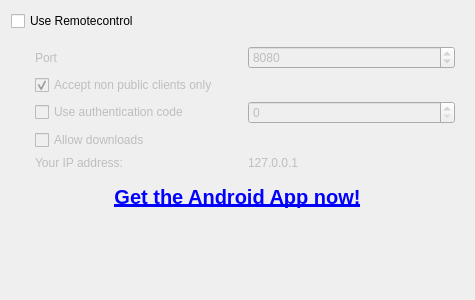
Before: the Qt Designer form src/ui/networkremotesettingspage.ui in clementine-player/Clementine, drawn with Qt 5.
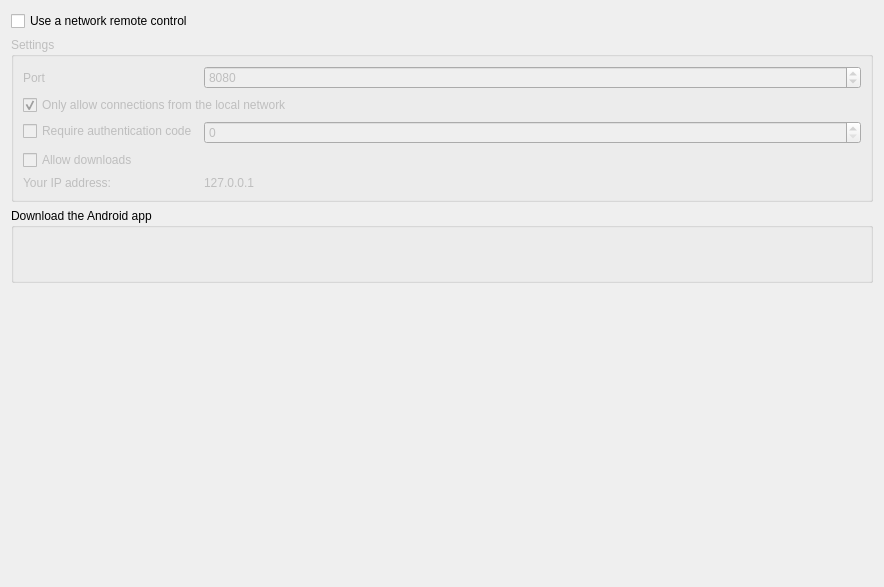
After: the same form once the commit is applied. Icons and pictures are not drawn.

Commit message: Clean up the network remote settings page, add a "Get it on Google Play" button.

What changed in the file:
```diff
--- a/src/ui/networkremotesettingspage.ui
+++ b/src/ui/networkremotesettingspage.ui
@@ -6,33 +6,31 @@
    <rect>
     <x>0</x>
     <y>0</y>
-    <width>475</width>
-    <height>300</height>
+    <width>884</width>
+    <height>587</height>
    </rect>
   </property>
   <property name="windowTitle">
    <string>Network Remote</string>
   </property>
-  <layout class="QVBoxLayout" name="verticalLayout">
+  <layout class="QVBoxLayout" name="verticalLayout_2">
    <item>
     <widget class="QCheckBox" name="use_remote">
      <property name="text">
-      <string>Use Remotecontrol</string>
+      <string>Use a network remote control</string>
      </property>
     </widget>
    </item>
    <item>
-    <widget class="QWidget" name="use_remote_container" native="true">
+    <widget class="QGroupBox" name="use_remote_container_2">
      <property name="enabled">
       <bool>false</bool>
      </property>
-     <layout class="QVBoxLayout" name="verticalLayout_5">
-      <property name="leftMargin">
-       <number>24</number>
-      </property>
-      <item>
-       <layout class="QHBoxLayout" name="horizontalLayout_5">
-        <item>
+     <property name="title">
+      <string>Settings</string>
+     </property>
+     <layout class="QFormLayout" name="formLayout">
+      <item row="0" column="0">
          <widget class="QLabel" name="label_remote_port">
           <property name="minimumSize">
            <size>
@@ -51,7 +49,7 @@
           </property>
          </widget>
         </item>
-        <item>
+      <item row="0" column="1">
          <widget class="QSpinBox" name="remote_port">
           <property name="maximum">
            <number>65535</number>
@@ -61,11 +59,7 @@
           </property>
          </widget>
         </item>
-       </layout>
-      </item>
-      <item>
-       <layout class="QHBoxLayout" name="horizontalLayout">
-        <item>
+      <item row="1" column="0" colspan="2">
          <widget class="QCheckBox" name="only_non_public_ip">
           <property name="toolTip">
            <string>Only accept connections from clients within the ip ranges:
@@ -74,28 +68,24 @@
 192.168.x.x</string>
           </property>
           <property name="text">
-           <string>Accept non public clients only</string>
+         <string>Only allow connections from the local network</string>
           </property>
           <property name="checked">
            <bool>true</bool>
           </property>
          </widget>
         </item>
-       </layout>
-      </item>
-      <item>
-       <layout class="QHBoxLayout" name="horizontalLayout_2">
-        <item>
+      <item row="2" column="0">
          <widget class="QCheckBox" name="use_auth_code">
           <property name="toolTip">
            <string>A client can connect only, if the correct code was entered.</string>
           </property>
           <property name="text">
-           <string>Use authentication code</string>
+         <string>Require authentication code</string>
           </property>
          </widget>
         </item>
-        <item>
+      <item row="2" column="1">
          <widget class="QSpinBox" name="auth_code">
           <property name="enabled">
            <bool>false</bool>
@@ -108,11 +98,7 @@
           </property>
          </widget>
         </item>
-       </layout>
-      </item>
-      <item>
-       <layout class="QHBoxLayout" name="horizontalLayout_4">
-        <item>
+      <item row="3" column="0" colspan="2">
          <widget class="QCheckBox" name="allow_downloads">
           <property name="toolTip">
            <string>Allow a client to download music from this computer.</string>
@@ -122,11 +108,7 @@
           </property>
          </widget>
         </item>
-       </layout>
-      </item>
-      <item>
-       <layout class="QHBoxLayout" name="horizontalLayout_3">
-        <item>
+      <item row="4" column="0">
          <widget class="QLabel" name="label_2">
           <property name="toolTip">
            <string>Enter this IP in the App to connect to Clementine.</string>
@@ -136,7 +118,7 @@
           </property>
          </widget>
         </item>
-        <item>
+      <item row="4" column="1">
          <widget class="QLabel" name="ip_address">
           <property name="text">
            <string>127.0.0.1</string>
@@ -144,55 +126,40 @@
          </widget>
         </item>
        </layout>
-      </item>
-     </layout>
     </widget>
    </item>
    <item>
-    <widget class="QLabel" name="label">
-     <property name="font">
-      <font>
-       <pointsize>15</pointsize>
-       <weight>75</weight>
-       <bold>true</bold>
-      </font>
+    <widget class="QGroupBox" name="groupBox">
+     <property name="title">
+      <string>Download the Android app</string>
      </property>
-     <property name="text">
-      <string>&lt;a href=&quot;https://play.google.com/store/apps/details?id=de.qspool.clementineremote&quot;&gt;Get the Android App now!&lt;/a&gt;</string>
-     </property>
-     <property name="textFormat">
-      <enum>Qt::RichText</enum>
-     </property>
-     <property name="alignment">
-      <set>Qt::AlignCenter</set>
-     </property>
-     <property name="openExternalLinks">
-      <bool>true</bool>
-     </property>
-     <property name="textInteractionFlags">
-      <set>Qt::LinksAccessibleByMouse</set>
+     <layout class="QVBoxLayout" name="verticalLayout">
+      <item>
+       <widget class="QLabel" name="play_store">
+        <property name="cursor">
+         <cursorShape>PointingHandCursor</cursorShape>
      </property>
     </widget>
    </item>
    <item>
     <widget class="QLabel" name="android_app_qr">
-     <property name="text">
-      <string/>
-     </property>
-     <property name="alignment">
-      <set>Qt::AlignCenter</set>
-     </property>
+        <property name="pixmap">
+         <pixmap resource="../../data/data.qrc">:/clementine_remote_qr.png</pixmap>
+        </property>
+       </widget>
+      </item>
+     </layout>
     </widget>
    </item>
    <item>
-    <spacer name="verticalSpacer_5">
+    <spacer name="verticalSpacer">
      <property name="orientation">
       <enum>Qt::Vertical</enum>
      </property>
      <property name="sizeHint" stdset="0">
       <size>
        <width>20</width>
-       <height>36</height>
+       <height>98</height>
       </size>
      </property>
     </spacer>
```
Left out of the diff: 36 changed lines with no effect on the pictures. Lines whose indentation alone changed are shown as unchanged. The commit also changes 42 other files.
